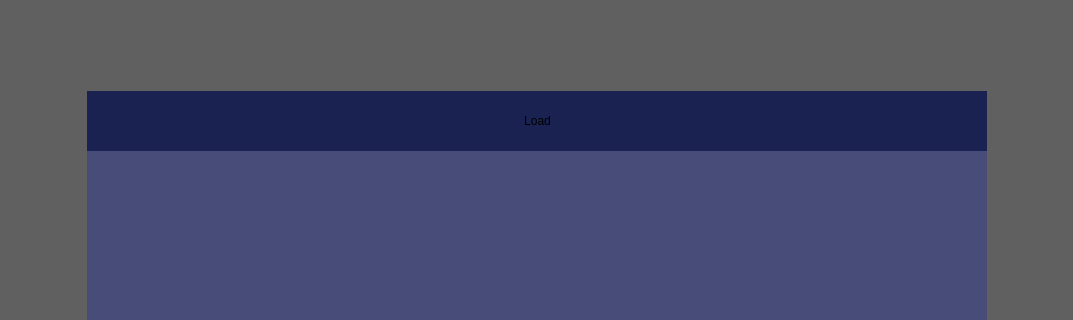
wangmeng08/BCI, file profileload.ui: the form before one commit; both pictures show x 0 to 1073 and y 0 to 320 of the 1073 by 752 pixel window.
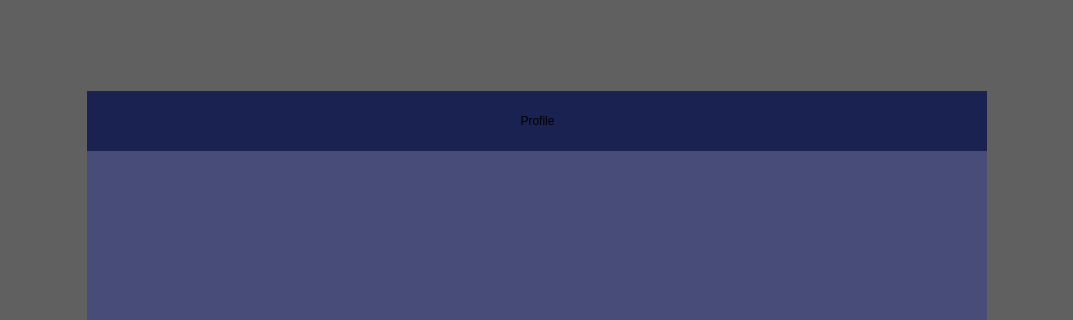
The form after the commit.

The edit to the form file:
```diff
--- a/profileload.ui
+++ b/profileload.ui
@@ -144,7 +144,7 @@
           <string notr="true">background-color: #192251;</string>
          </property>
          <property name="text">
-          <string>Load</string>
+          <string>Profile</string>
          </property>
          <property name="alignment">
           <set>Qt::AlignCenter</set>
```
